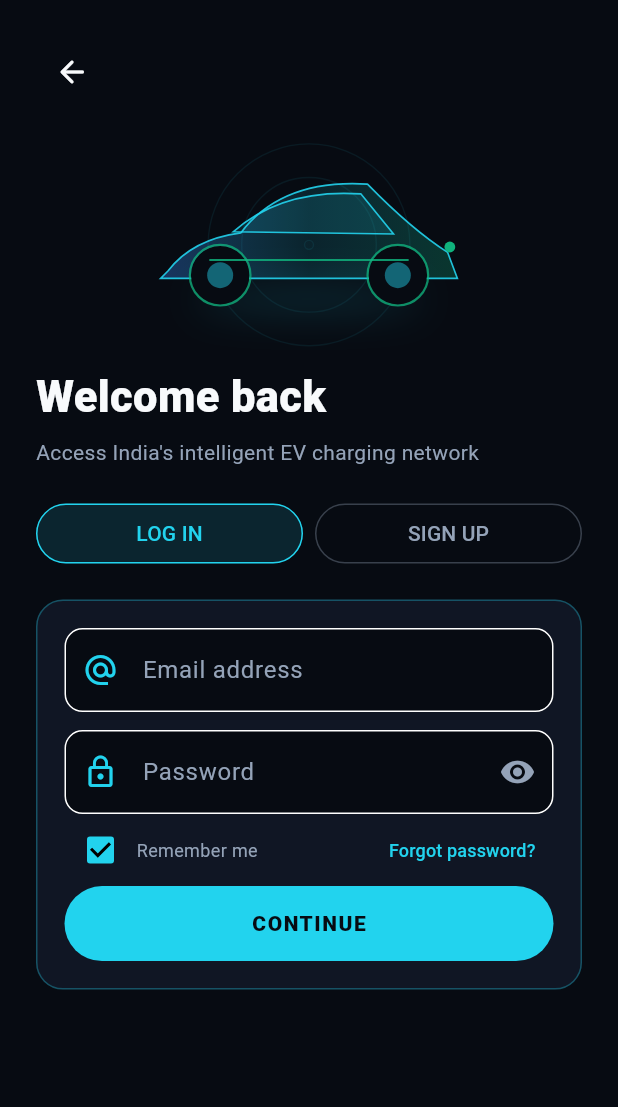
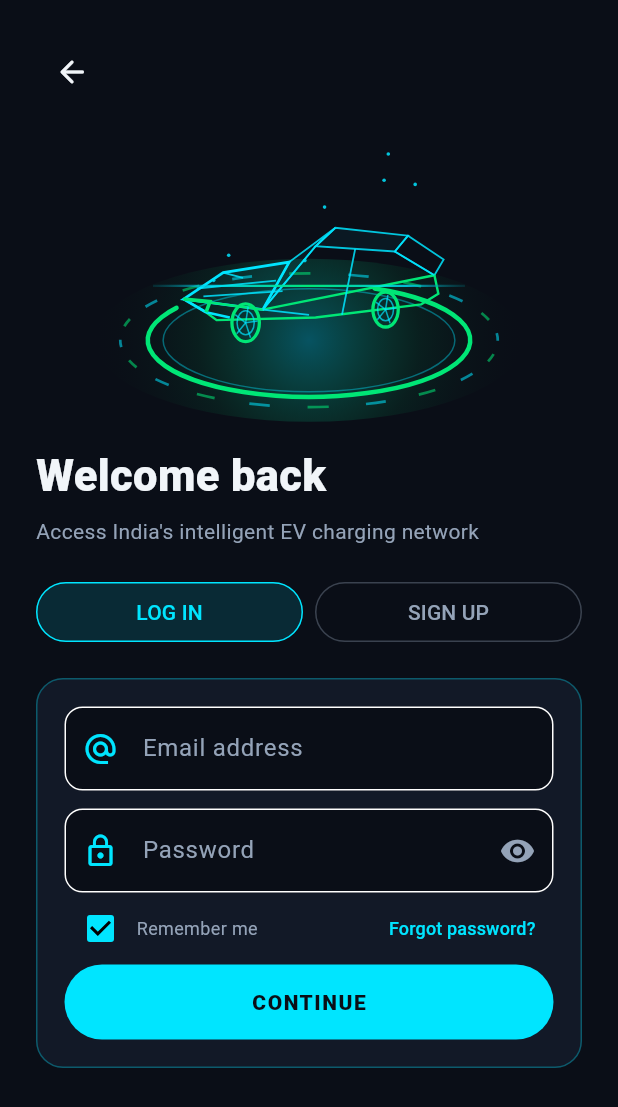
Before and after one commit to nahArnav/VoltEZ, a Flutter app: the screen it shows after launch, after a tap on "Driver access", on a phone screen of 412 x 824 dp. Shown: the top 1107 px of the screen. Run offline on Flutter 3.47's test engine with Material 3 defaults, Android fonts, the phone set to English and light mode, and no system bars.

Commit message:
Changed the 3D car

```diff
--- a/lib/widgets/holographic_ev.dart
+++ b/lib/widgets/holographic_ev.dart
@@ -1,35 +1,344 @@
 import 'dart:math' as math;
 import 'package:flutter/material.dart';
 
-const holoBg = Color(0xFF070B12);
-const holoSurface = Color(0xFF111827);
-const holoCyan = Color(0xFF22D3EE);
-const holoBlue = Color(0xFF3B82F6);
-const holoEmerald = Color(0xFF10B981);
-const holoText = Color(0xFFF8FAFC);
-const holoMuted = Color(0xFF94A3B8);
+const Color holoCyan = Color(0xFF00E5FF);
+const Color holoEmerald = Color(0xFF00E676);
+const Color holoText = Color(0xFFF1F5F9);
+const Color holoMuted = Color(0xFF94A3B8);
+const Color holoBg = Color(0xFF0A0E17);
+const Color holoSurface = Color(0xFF131B2A);
 
-class HolographicEv extends StatelessWidget {
-  const HolographicEv({super.key, required this.progress, this.compact = false});
+class HolographicEv extends StatefulWidget {
   final double progress;
   final bool compact;
-  @override Widget build(BuildContext context) => AspectRatio(aspectRatio: 1.55, child: LayoutBuilder(builder: (_, box) => Stack(alignment: Alignment.center, children: [
-    CustomPaint(size: Size(box.maxWidth, box.maxHeight), painter: _EvPainter(progress)),
-    if (!compact) ...[
-      _Telemetry(alignment: const Alignment(-.95, -.7), title: 'BATTERY', value: '94%', color: holoEmerald),
-      _Telemetry(alignment: const Alignment(.95, -.63), title: 'RANGE', value: '412 km', color: holoCyan),
-      _Telemetry(alignment: const Alignment(.9, .74), title: 'CHARGE', value: '122 kW', color: holoBlue),
-    ],
-  ])));
+
+  const HolographicEv({
+    super.key,
+    this.progress = 0.87,
+    this.compact = false,
+  });
+
+  @override
+  State<HolographicEv> createState() => _HolographicEvState();
 }
-class _Telemetry extends StatelessWidget { const _Telemetry({required this.alignment,required this.title,required this.value,required this.color}); final Alignment alignment; final String title,value; final Color color;
- @override Widget build(BuildContext c)=>Align(alignment:alignment,child:Container(padding:const EdgeInsets.symmetric(horizontal:9,vertical:6),decoration:BoxDecoration(color:holoBg.withValues(alpha:.72),borderRadius:BorderRadius.circular(7),border:Border.all(color:color.withValues(alpha:.45))),child:Column(crossAxisAlignment:CrossAxisAlignment.start,children:[Text(title,style:TextStyle(color:holoMuted.withValues(alpha:.8),fontSize:7,fontWeight:FontWeight.w800,letterSpacing:1)),Text(value,style:TextStyle(color:color,fontSize:11,fontWeight:FontWeight.w800))]))); }
-class _EvPainter extends CustomPainter { const _EvPainter(this.t); final double t;
- @override void paint(Canvas c,Size s){final center=Offset(s.width*.5,s.height*.52),scale=s.width/360; final radar=Paint()..color=holoCyan.withValues(alpha:.1*t)..style=PaintingStyle.stroke..strokeWidth=1.2*scale;for(var i=0;i<3;i++)c.drawCircle(center,(52+i*31+t*13)%120*scale,radar); final glow=Paint()..maskFilter=MaskFilter.blur(BlurStyle.normal,18*scale)..color=holoCyan.withValues(alpha:.18);c.drawOval(Rect.fromCenter(center:center+Offset(0,50*scale),width:210*scale,height:22*scale),glow);
- final body=Path()..moveTo(center.dx-130*scale,center.dy+24*scale)..quadraticBezierTo(center.dx-108*scale,center.dy-5*scale,center.dx-63*scale,center.dy-11*scale)..quadraticBezierTo(center.dx-25*scale,center.dy-61*scale,center.dx+54*scale,center.dy-56*scale)..quadraticBezierTo(center.dx+95*scale,center.dy-14*scale,center.dx+128*scale,center.dy+7*scale)..lineTo(center.dx+137*scale,center.dy+31*scale)..lineTo(center.dx-137*scale,center.dy+31*scale)..close();
- final fill=Paint()..shader=LinearGradient(colors:[holoBlue.withValues(alpha:.35),holoCyan.withValues(alpha:.12),holoEmerald.withValues(alpha:.25)]).createShader(Rect.fromCenter(center:center,width:280*scale,height:110*scale));c.drawPath(body,fill);final line=Paint()..color=holoCyan.withValues(alpha:.9)..style=PaintingStyle.stroke..strokeWidth=1.5*scale;c.drawPath(body,line);
- final glass=Path()..moveTo(center.dx-70*scale,center.dy-12*scale)..quadraticBezierTo(center.dx-25*scale,center.dy-52*scale,center.dx+48*scale,center.dy-47*scale)..lineTo(center.dx+78*scale,center.dy-10*scale)..close();c.drawPath(glass,Paint()..color=holoCyan.withValues(alpha:.12));c.drawPath(glass,line);
- for(final x in [-82.0,82.0]){final p=center+Offset(x*scale,28*scale);c.drawCircle(p,27*scale,Paint()..color = holoBg..style=PaintingStyle.fill);c.drawCircle(p,28*scale,Paint()..color = holoEmerald.withValues(alpha:.55+.3*math.sin(t*math.pi))..style=PaintingStyle.stroke..strokeWidth=2*scale);c.drawCircle(p,12*scale,Paint()..color = holoCyan.withValues(alpha:.45));}
- final energy=Paint()..color = holoEmerald.withValues(alpha:.8)..strokeWidth=2*scale;c.drawLine(center+Offset(-92*scale,14*scale),center+Offset(92*scale,14*scale),energy); c.drawCircle(center+Offset(130*scale,2*scale),5*scale,Paint()..color = holoEmerald.withValues(alpha:.7+.3*math.sin(t*math.pi*3)));
- }
- @override bool shouldRepaint(covariant _EvPainter old)=>old.t!=t; }
+
+class _HolographicEvState extends State<HolographicEv>
+    with SingleTickerProviderStateMixin {
+  late AnimationController _controller;
+
+  @override
+  void initState() {
+    super.initState();
+    _controller = AnimationController(
+      vsync: this,
+      duration: const Duration(seconds: 6),
+    )..repeat();
+  }
+
+  @override
+  void dispose() {
+    _controller.dispose();
+    super.dispose();
+  }
+
+  @override
+  Widget build(BuildContext context) {
+    final width = widget.compact ? 260.0 : 320.0;
+    final height = widget.compact ? 220.0 : 260.0;
+
+    return AnimatedBuilder(
+      animation: _controller,
+      builder: (context, child) {
+        return SizedBox(
+          width: width,
+          height: height,
+          child: CustomPaint(
+            size: Size(width, height),
+            painter: _FullHologramCarPainter(
+              anim: _controller.value,
+              progress: widget.progress,
+            ),
+          ),
+        );
+      },
+    );
+  }
+}
+
+class _FullHologramCarPainter extends CustomPainter {
+  final double anim;
+  final double progress;
+
+  _FullHologramCarPainter({required this.anim, required this.progress});
+
+  @override
+  void paint(Canvas canvas, Size size) {
+    final center = Offset(size.width / 2, size.height * 0.54);
+
+    // 1. Glowing Floor Platform & Rings
+    _drawFloorHUD(canvas, center, size.width * 0.44);
+
+    // 2. Isometric Wireframe Sports Car
+    _drawWireframeSedan(canvas, center, size.width * 0.88);
+
+    // 3. Laser Scan & Particle FX
+    _drawLaserFX(canvas, size);
+  }
+
+  void _drawFloorHUD(Canvas canvas, Offset center, double radius) {
+    final floorCenter = center + const Offset(0, 32);
+
+    // Ambient Floor Glow
+    final glow = Paint()
+      ..shader = RadialGradient(
+        colors: [
+          holoCyan.withValues(alpha: 0.32),
+          holoEmerald.withValues(alpha: 0.08),
+          Colors.transparent,
+        ],
+      ).createShader(Rect.fromCircle(center: floorCenter, radius: radius * 1.3));
+    canvas.drawOval(
+      Rect.fromCenter(center: floorCenter, width: radius * 2.5, height: radius * 0.95),
+      glow,
+    );
+
+    canvas.save();
+    canvas.translate(floorCenter.dx, floorCenter.dy);
+
+    final rot = anim * 2 * math.pi;
+
+    // Segmented Rotating Outer Ring
+    final segPaint = Paint()
+      ..style = PaintingStyle.stroke
+      ..strokeWidth = 1.8;
+
+    for (int i = 0; i < 20; i++) {
+      final a = rot + (i * math.pi / 10);
+      segPaint.color = (i % 2 == 0 ? holoCyan : holoEmerald).withValues(alpha: 0.55);
+      canvas.drawArc(
+        Rect.fromCenter(center: Offset.zero, width: radius * 2.2, height: radius * 0.78),
+        a,
+        math.pi / 28,
+        false,
+        segPaint,
+      );
+    }
+
+    // Inner Base Ring
+    final innerPaint = Paint()
+      ..style = PaintingStyle.stroke
+      ..strokeWidth = 1.0
+      ..color = holoCyan.withValues(alpha: 0.4);
+    canvas.drawOval(
+      Rect.fromCenter(center: Offset.zero, width: radius * 1.7, height: radius * 0.6),
+      innerPaint,
+    );
+
+    // Active Progress Floor Ring
+    final activeRing = Paint()
+      ..style = PaintingStyle.stroke
+      ..strokeCap = StrokeCap.round
+      ..strokeWidth = 3.0
+      ..color = holoEmerald;
+
+    canvas.drawArc(
+      Rect.fromCenter(center: Offset.zero, width: radius * 1.88, height: radius * 0.66),
+      -rot,
+      progress * 2 * math.pi,
+      false,
+      activeRing,
+    );
+
+    canvas.restore();
+  }
+
+  void _drawWireframeSedan(Canvas canvas, Offset center, double carWidth) {
+    final scale = carWidth / 260.0;
+    final c = center + const Offset(0, -6);
+
+    Offset p(double x, double y) => Offset(c.dx + x * scale, c.dy + y * scale);
+
+    final line = Paint()
+      ..color = holoCyan.withValues(alpha: 0.85)
+      ..style = PaintingStyle.stroke
+      ..strokeWidth = 1.2;
+
+    final boldLine = Paint()
+      ..color = holoCyan
+      ..style = PaintingStyle.stroke
+      ..strokeWidth = 1.8;
+
+    final accent = Paint()
+      ..color = holoEmerald
+      ..style = PaintingStyle.stroke
+      ..strokeWidth = 1.6;
+
+    final fill = Paint()
+      ..color = holoCyan.withValues(alpha: 0.05)
+      ..style = PaintingStyle.fill;
+
+    // --- CAR WIREFRAME VERTICES ---
+    // Hood & Bumper
+    final pNoseL = p(-95, 12);
+    final pNoseR = p(-65, -8);
+    final pNoseC = p(-78, 22);
+    final pHoodBaseL = p(-35, 20);
+    final pHoodBaseR = p(-15, -16);
+
+    // Cabin / Roof
+    final pWindshieldTopL = p(5, -28);
+    final pWindshieldTopR = p(20, -42);
+    final pRoofBackL = p(65, -24);
+    final pRoofBackR = p(75, -36);
+
+    // Rear / Trunk
+    final pTrunkL = p(95, -6);
+    final pTrunkR = p(102, -18);
+    final pTailL = p(98, 8);
+
+    // Lower Side Sill & Wheels
+    final pFrontWheelC = p(-48, 30);
+    final pRearWheelC = p(58, 20);
+    final pSillFront = p(-70, 28);
+    final pSillMid = p(5, 26);
+    final pSillRear = p(85, 16);
+
+    // 1. Hood Polygon
+    final hoodPath = Path()
+      ..moveTo(pNoseL.dx, pNoseL.dy)
+      ..lineTo(pNoseR.dx, pNoseR.dy)
+      ..lineTo(pHoodBaseR.dx, pHoodBaseR.dy)
+      ..lineTo(pHoodBaseL.dx, pHoodBaseL.dy)
+      ..close();
+    canvas.drawPath(hoodPath, fill);
+    canvas.drawPath(hoodPath, boldLine);
+
+    // 2. Windshield
+    final windshield = Path()
+      ..moveTo(pHoodBaseL.dx, pHoodBaseL.dy)
+      ..lineTo(pHoodBaseR.dx, pHoodBaseR.dy)
+      ..lineTo(pWindshieldTopR.dx, pWindshieldTopR.dy)
+      ..lineTo(pWindshieldTopL.dx, pWindshieldTopL.dy)
+      ..close();
+    canvas.drawPath(windshield, fill);
+    canvas.drawPath(windshield, line);
+
+    // 3. Roof Canopy
+    final roof = Path()
+      ..moveTo(pWindshieldTopL.dx, pWindshieldTopL.dy)
+      ..lineTo(pWindshieldTopR.dx, pWindshieldTopR.dy)
+      ..lineTo(pRoofBackR.dx, pRoofBackR.dy)
+      ..lineTo(pRoofBackL.dx, pRoofBackL.dy)
+      ..close();
+    canvas.drawPath(roof, fill);
+    canvas.drawPath(roof, line);
+
+    // 4. Rear Window & Trunk
+    final rearGlass = Path()
+      ..moveTo(pRoofBackL.dx, pRoofBackL.dy)
+      ..lineTo(pRoofBackR.dx, pRoofBackR.dy)
+      ..lineTo(pTrunkR.dx, pTrunkR.dy)
+      ..lineTo(pTrunkL.dx, pTrunkL.dy)
+      ..close();
+    canvas.drawPath(rearGlass, line);
+
+    // 5. Side Body Panels & Doors
+    final sideBelt = Path()
+      ..moveTo(pNoseL.dx, pNoseL.dy)
+      ..lineTo(pHoodBaseL.dx, pHoodBaseL.dy)
+      ..lineTo(pTrunkL.dx, pTrunkL.dy)
+      ..lineTo(pTailL.dx, pTailL.dy)
+      ..lineTo(pSillRear.dx, pSillRear.dy)
+      ..lineTo(pSillMid.dx, pSillMid.dy)
+      ..lineTo(pSillFront.dx, pSillFront.dy)
+      ..lineTo(pNoseC.dx, pNoseC.dy)
+      ..close();
+    canvas.drawPath(sideBelt, accent);
+
+    // B-Pillar & Door Seams
+    canvas.drawLine(p(35, -26), p(25, 24), line); // B Pillar
+    canvas.drawLine(pWindshieldTopL, pHoodBaseL, line); // A Pillar
+    canvas.drawLine(pRoofBackL, pTrunkL, line); // C Pillar
+    canvas.drawLine(pHoodBaseL, p(0, 24), line); // Front Door cut
+
+    // Longitudinal Hood Lines (Aerodynamic ribs)
+    canvas.drawLine(p(-85, 4), p(-25, -2), line);
+    canvas.drawLine(p(-80, 10), p(-20, 6), line);
+
+    // Front Bumper / Honeycomb Grille
+    canvas.drawLine(pNoseL, pNoseC, boldLine);
+    canvas.drawLine(pNoseC, p(-60, 26), boldLine);
+    canvas.drawLine(pNoseR, p(-50, -4), line);
+
+    // Headlight Glow (Front Left)
+    final headlight = Path()
+      ..moveTo(pNoseL.dx, pNoseL.dy)
+      ..lineTo(p(-75, 14).dx, p(-75, 14).dy)
+      ..lineTo(pNoseC.dx, pNoseC.dy);
+    canvas.drawPath(headlight, Paint()..color = holoEmerald..style = PaintingStyle.stroke..strokeWidth = 2.4);
+
+    // --- 3D WHEELS (Isometric Ellipses with Alloy Spokes) ---
+    void drawWheel(Offset pos, double r) {
+      final rim = Paint()
+        ..color = holoEmerald
+        ..style = PaintingStyle.stroke
+        ..strokeWidth = 2.2;
+      canvas.drawOval(Rect.fromCenter(center: pos, width: r * 1.6, height: r * 2.2), rim);
+
+      final inner = Paint()
+        ..color = holoCyan.withValues(alpha: 0.7)
+        ..style = PaintingStyle.stroke
+        ..strokeWidth = 1.0;
+      canvas.drawOval(Rect.fromCenter(center: pos, width: r * 1.0, height: r * 1.4), inner);
+
+      // Rotating Spokes
+      for (int i = 0; i < 5; i++) {
+        final a = (i * 2 * math.pi / 5) + (anim * 2 * math.pi);
+        final spokeEnd = pos + Offset(math.cos(a) * r * 0.7, math.sin(a) * r * 0.95);
+        canvas.drawLine(pos, spokeEnd, inner);
+      }
+    }
+
+    drawWheel(pFrontWheelC, 13 * scale);
+    drawWheel(pRearWheelC, 12 * scale);
+  }
+
+  void _drawLaserFX(Canvas canvas, Size size) {
+    // Holographic Scanning Beam
+    final scanY = size.height * 0.32 + (math.sin(anim * 2 * math.pi) * (size.height * 0.22));
+
+    final laser = Paint()
+      ..shader = LinearGradient(
+        colors: [
+          Colors.transparent,
+          holoCyan.withValues(alpha: 0.8),
+          holoEmerald,
+          holoCyan.withValues(alpha: 0.8),
+          Colors.transparent,
+        ],
+      ).createShader(Rect.fromLTWH(0, scanY, size.width, 2.5))
+      ..strokeWidth = 1.5;
+
+    canvas.drawLine(Offset(size.width * 0.1, scanY), Offset(size.width * 0.9, scanY), laser);
+
+    // Floating Sparks / Hologram Data Nodes
+    final pPaint = Paint()..style = PaintingStyle.fill;
+    final rng = math.Random(42);
+
+    for (int i = 0; i < 14; i++) {
+      final px = size.width * (0.15 + rng.nextDouble() * 0.7);
+      final initialY = size.height * (0.2 + rng.nextDouble() * 0.6);
+      final py = (initialY - (anim * 70 * (i % 3 + 1))) % (size.height * 0.85);
+
+      pPaint.color = (i % 2 == 0 ? holoCyan : holoEmerald).withValues(
+        alpha: (0.3 + 0.6 * math.sin((anim * 2 + i) * math.pi)).clamp(0.0, 1.0),
+      );
+
+      canvas.drawCircle(Offset(px, py), 1.2, pPaint);
+    }
+  }
+
+  @override
+  bool shouldRepaint(covariant _FullHologramCarPainter old) =>
+      old.anim != anim || old.progress != progress;
+}
```
